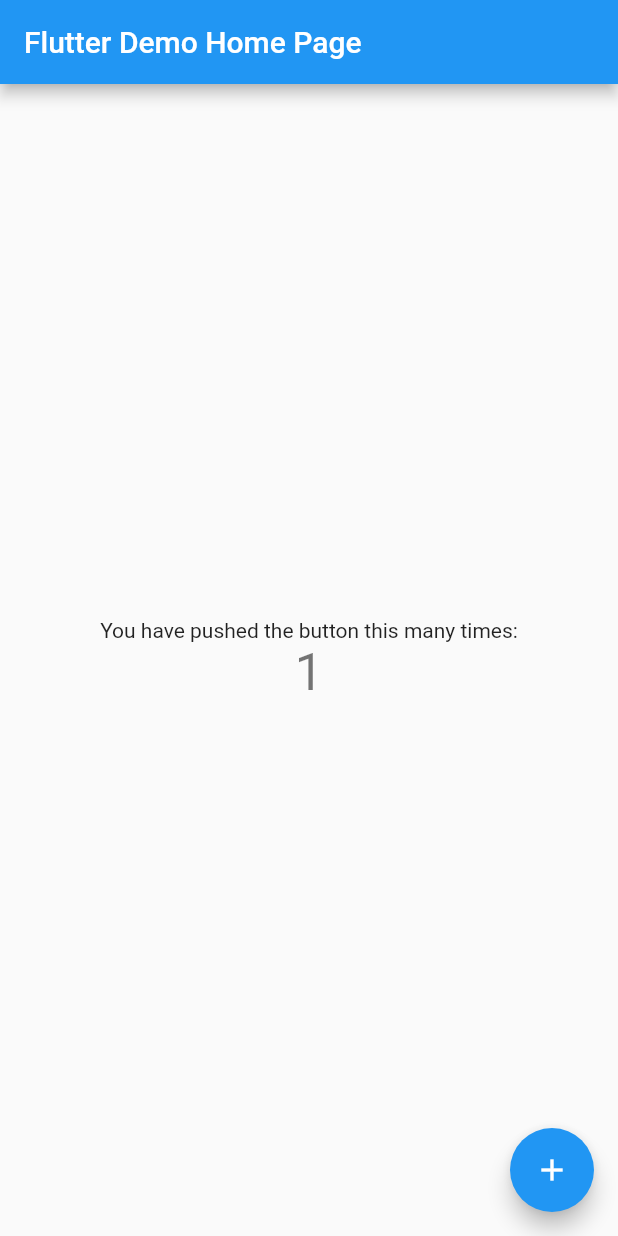
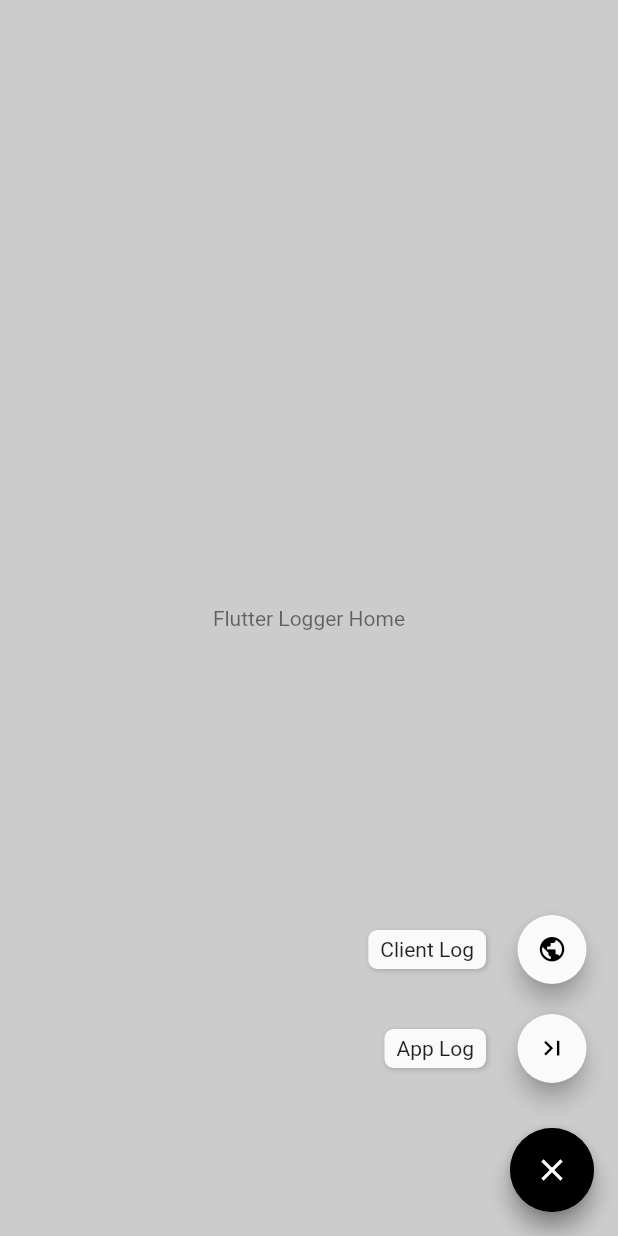
Before and after one commit to rjsduf0503/flutter_logger_dev, a Flutter app: the screen it shows after launch, after a tap on the "add" icon, on a phone screen of 412 x 824 dp. Run offline on Flutter 3.47's test engine with Material 2 defaults, Android fonts, the phone set to English and light mode, and no system bars; drawn by our look-alikes of flutter_speed_dial.

Commit message:
feat: 앱 하단 FAB 메뉴 기능 구현, 라우팅
FAB을 이용한 app log, client log 페이지 라우팅 구현
#4

```diff
--- /dev/null
+++ b/lib/components/fab.dart
@@ -0,0 +1,41 @@
+import 'package:flutter/material.dart';
+import 'package:flutter_speed_dial/flutter_speed_dial.dart';
+import '../pages/routing.dart' as routing;
+
+class CustomFAB extends StatelessWidget {
+  final ValueNotifier<bool> isDialOpen;
+
+  const CustomFAB({Key? key, required this.isDialOpen}) : super(key: key);
+
+  @override
+  Widget build(BuildContext context) {
+    return SpeedDial(
+      icon: Icons.add,
+      activeIcon: Icons.close,
+      openCloseDial: isDialOpen,
+      backgroundColor: Colors.black,
+      foregroundColor: Colors.white,
+      overlayColor: Colors.grey,
+      overlayOpacity: 0.5,
+      spacing: 15,
+      spaceBetweenChildren: 10,
+      children: [
+        SpeedDialChild(
+            child: Icon(Icons.last_page_outlined),
+            label: 'App Log',
+            // backgroundColor: Colors.blue,
+            onTap: () {
+              routing.handleRouting(context, 'App Log');
+              print('App Log Tapped');
+            }),
+        SpeedDialChild(
+            child: Icon(Icons.public),
+            label: 'Client Log',
+            onTap: () {
+              routing.handleRouting(context, 'Client Log');
+              print('Client Log Tapped');
+            }),
+      ],
+    );
+  }
+}
--- a/lib/main.dart
+++ b/lib/main.dart
@@ -1,115 +1,63 @@
 import 'package:flutter/material.dart';
+import 'components/fab.dart' as fab;
 
 void main() {
-  runApp(const MyApp());
+  runApp(const App());
 }
 
-class MyApp extends StatelessWidget {
-  const MyApp({Key? key}) : super(key: key);
+class App extends StatelessWidget {
+  const App({Key? key}) : super(key: key);
 
-  // This widget is the root of your application.
   @override
   Widget build(BuildContext context) {
     return MaterialApp(
-      title: 'Flutter Demo',
+      title: 'Flutter Logger',
       theme: ThemeData(
-        // This is the theme of your application.
-        //
-        // Try running your application with "flutter run". You'll see the
-        // application has a blue toolbar. Then, without quitting the app, try
-        // changing the primarySwatch below to Colors.green and then invoke
-        // "hot reload" (press "r" in the console where you ran "flutter run",
-        // or simply save your changes to "hot reload" in a Flutter IDE).
-        // Notice that the counter didn't reset back to zero; the application
-        // is not restarted.
-        primarySwatch: Colors.blue,
+        // primarySwatch: Colors.blue,
+        colorScheme: const ColorScheme.light(
+          brightness: Brightness.light,
+          secondary: Colors.black,
         ),
-      home: const MyHomePage(title: 'Flutter Demo Home Page'),
+      ),
+      home: HomePage(),
     );
   }
 }
 
-class MyHomePage extends StatefulWidget {
-  const MyHomePage({Key? key, required this.title}) : super(key: key);
-
-  // This widget is the home page of your application. It is stateful, meaning
-  // that it has a State object (defined below) that contains fields that affect
-  // how it looks.
-
-  // This class is the configuration for the state. It holds the values (in this
-  // case the title) provided by the parent (in this case the App widget) and
-  // used by the build method of the State. Fields in a Widget subclass are
-  // always marked "final".
-
-  final String title;
+class HomePage extends StatefulWidget {
+  const HomePage({Key? key}) : super(key: key);
 
   @override
-  State<MyHomePage> createState() => _MyHomePageState();
+  _HomePageState createState() => _HomePageState();
 }
 
-class _MyHomePageState extends State<MyHomePage> {
-  int _counter = 0;
-
-  void _incrementCounter() {
-    setState(() {
-      // This call to setState tells the Flutter framework that something has
-      // changed in this State, which causes it to rerun the build method below
-      // so that the display can reflect the updated values. If we changed
-      // _counter without calling setState(), then the build method would not be
-      // called again, and so nothing would appear to happen.
-      _counter++;
-    });
-  }
+class _HomePageState extends State<HomePage> {
+  ValueNotifier<bool> isDialOpen = ValueNotifier(false);
 
   @override
   Widget build(BuildContext context) {
-    // This method is rerun every time setState is called, for instance as done
-    // by the _incrementCounter method above.
-    //
-    // The Flutter framework has been optimized to make rerunning build methods
-    // fast, so that you can just rebuild anything that needs updating rather
-    // than having to individually change instances of widgets.
-    return Scaffold(
-      appBar: AppBar(
-        // Here we take the value from the MyHomePage object that was created by
-        // the App.build method, and use it to set our appbar title.
-        title: Text(widget.title),
-      ),
+    return WillPopScope(
+      onWillPop: () async {
+        if (isDialOpen.value) {
+          isDialOpen.value = false;
+          return false;
+        } else {
+          return true;
+        }
+      },
+      child: Scaffold(
         body: Center(
-        // Center is a layout widget. It takes a single child and positions it
-        // in the middle of the parent.
           child: Column(
-          // Column is also a layout widget. It takes a list of children and
-          // arranges them vertically. By default, it sizes itself to fit its
-          // children horizontally, and tries to be as tall as its parent.
-          //
-          // Invoke "debug painting" (press "p" in the console, choose the
-          // "Toggle Debug Paint" action from the Flutter Inspector in Android
-          // Studio, or the "Toggle Debug Paint" command in Visual Studio Code)
-          // to see the wireframe for each widget.
-          //
-          // Column has various properties to control how it sizes itself and
-          // how it positions its children. Here we use mainAxisAlignment to
-          // center the children vertically; the main axis here is the vertical
-          // axis because Columns are vertical (the cross axis would be
-          // horizontal).
             mainAxisAlignment: MainAxisAlignment.center,
-          children: <Widget>[
-            const Text(
-              'You have pushed the button this many times:',
-            ),
+            children: const <Widget>[
               Text(
-              '$_counter',
-              style: Theme.of(context).textTheme.headline4,
+                'Flutter Logger Home',
               ),
             ],
           ),
         ),
-      floatingActionButton: FloatingActionButton(
-        onPressed: _incrementCounter,
-        tooltip: 'Increment',
-        child: const Icon(Icons.add),
-      ), // This trailing comma makes auto-formatting nicer for build methods.
+        floatingActionButton: fab.CustomFAB(isDialOpen: isDialOpen),
+      ),
     );
   }
 }
--- a/pubspec.yaml
+++ b/pubspec.yaml
@@ -34,6 +34,8 @@ dependencies:
   # The following adds the Cupertino Icons font to your application.
   # Use with the CupertinoIcons class for iOS style icons.
   cupertino_icons: ^1.0.2
+  flutter_speed_dial: ^6.0.0
+  uses-material-design: true
 
 dev_dependencies:
   flutter_test:
```
Also changed, not shown: lib/pages/applog/applog.dart (added, +21 -0 lines), lib/pages/clientlog/clientlog.dart (added, +21 -0 lines), lib/pages/routing.dart (added, +57 -0 lines), pubspec.lock, 1 other file. Lines whose indentation alone changed are shown as unchanged.
